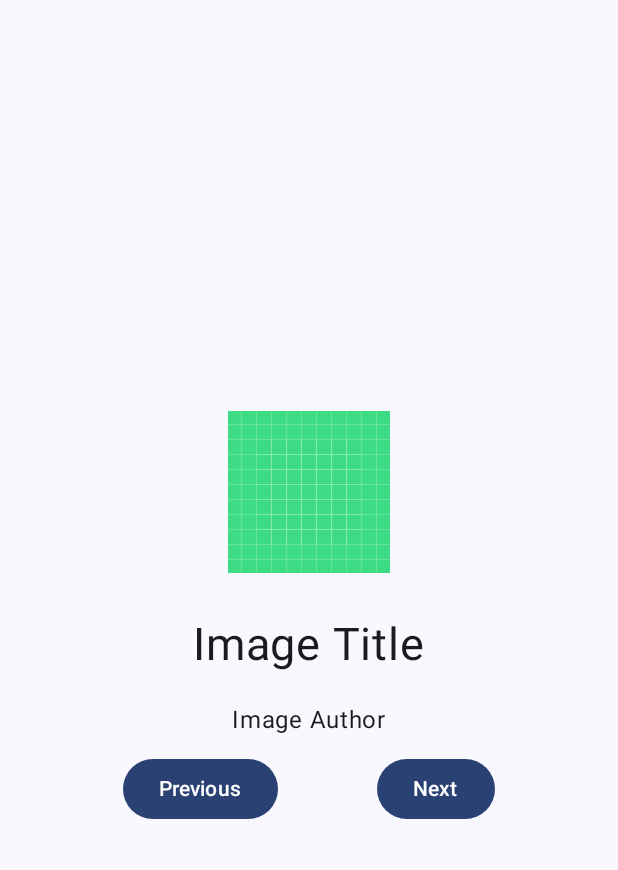
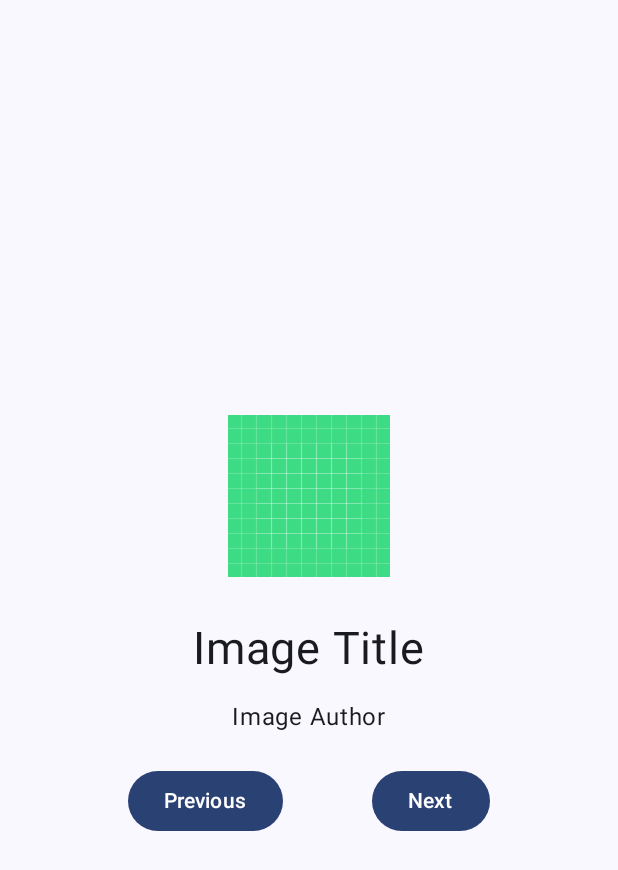
Before and after one commit to rafaover/ChildArtRoom, an Android app built with Jetpack Compose: the screen it shows after launch (MainActivity), on a phone screen of 412 x 824 dp. Shown: the top 870 px of the screen. Run offline under Robolectric (Android 15) with nearby library versions, the phone set to English and light mode, and no system bars.

Commit message:
MainActivity.kt: - Added padding for composables.

```diff
--- a/app/src/main/java/com/feeltheboard/childartroom/MainActivity.kt
+++ b/app/src/main/java/com/feeltheboard/childartroom/MainActivity.kt
@@ -51,7 +51,9 @@ fun MainSliderLayout() {
         horizontalAlignment = Alignment.CenterHorizontally,
     ) {
         Surface(
-            modifier = Modifier.fillMaxWidth(),
+            modifier = Modifier
+                .fillMaxWidth()
+                .padding(10.dp),
             color = MaterialTheme.colorScheme.surface,
             shape = MaterialTheme.shapes.large,
         ) {
@@ -59,13 +61,16 @@ fun MainSliderLayout() {
             Image(
                 painter = painterResource(id = R.drawable.ic_launcher_background),
                 contentDescription = "Image",
-                modifier = Modifier.fillMaxWidth()
+                modifier = Modifier
+                    .fillMaxWidth()
+                    .padding(10.dp)
             )
         }
-        Spacer(modifier = Modifier.padding(bottom = 30.dp))
         Row(modifier = Modifier.fillMaxWidth()) {
             Column(
-                modifier = Modifier.weight(1f),
+                modifier = Modifier
+                    .weight(1f)
+                    .padding(10.dp),
                 horizontalAlignment = Alignment.CenterHorizontally,
                 verticalArrangement = Arrangement.Center
             ) {
@@ -73,14 +78,15 @@ fun MainSliderLayout() {
                     text = "Image Title",
                     fontSize = 30.sp,
                     modifier = Modifier
-                        .padding(bottom = 20.dp)
+                        .padding(bottom = 15.dp)
                 )
                 Text(text = "Image Author")
             }
         }
-        Spacer(modifier = Modifier.padding(bottom = 10.dp))
         Row(
-            modifier = Modifier.fillMaxWidth(),
+            modifier = Modifier
+                .fillMaxWidth()
+                .padding(10.dp),
             horizontalArrangement = Arrangement.SpaceEvenly,
             verticalAlignment = Alignment.CenterVertically
         ) {
```
